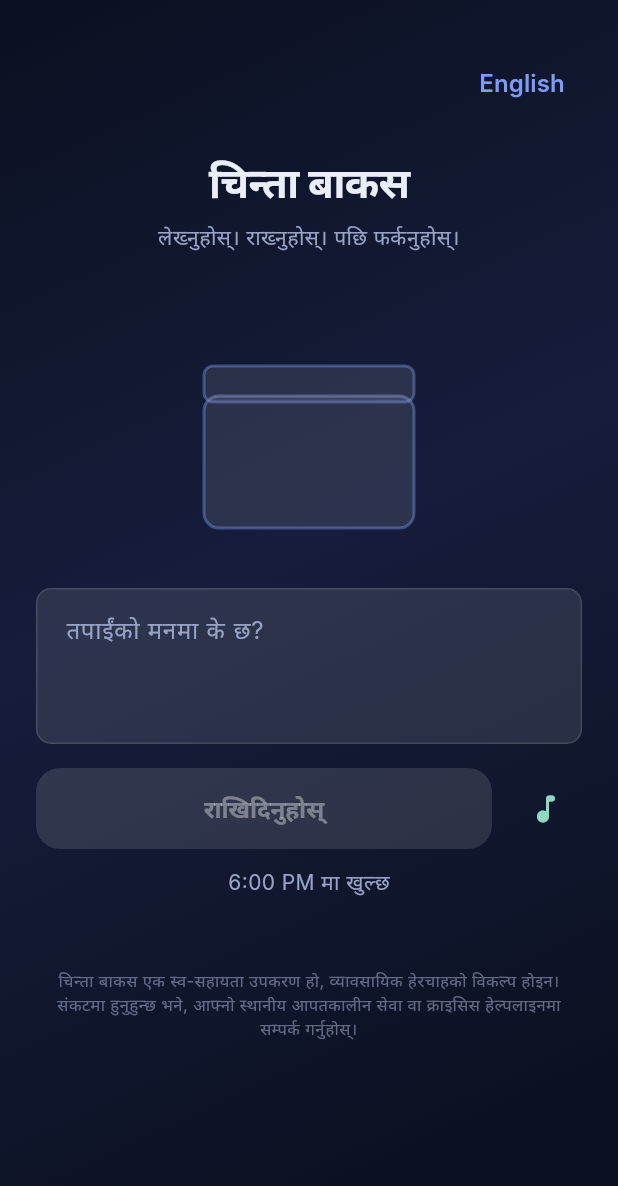
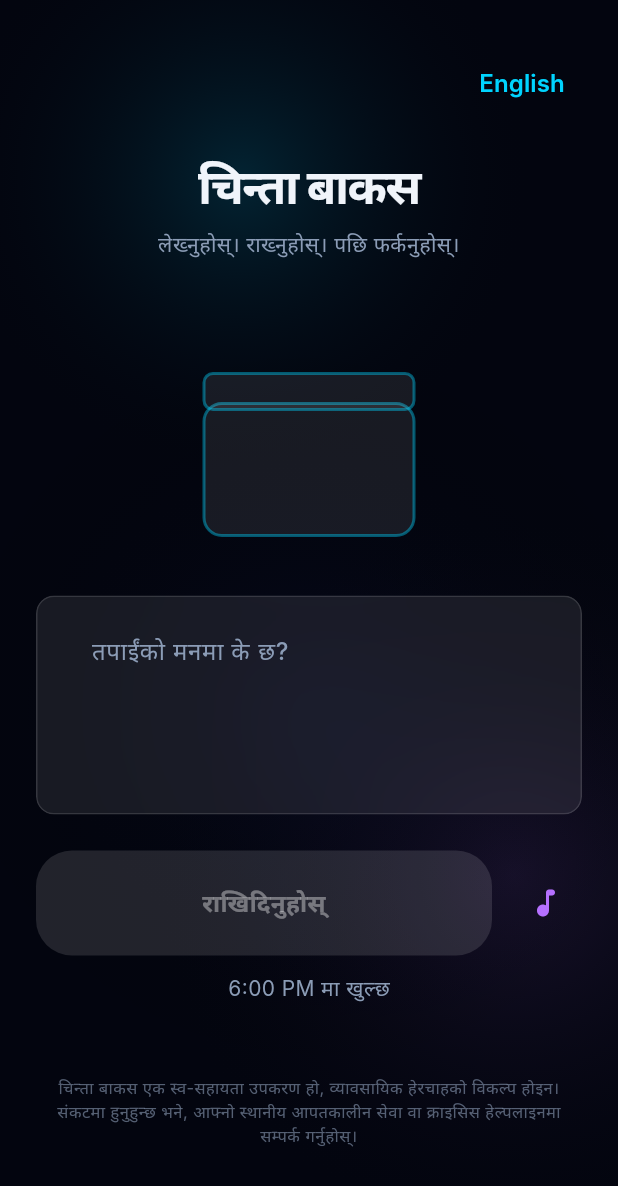
Before and after one commit to prashantgaihre5/Worry-Box, a Flutter app: the screen it shows after launch, after a tap on "नेपाली", on a phone screen of 412 x 824 dp. Shown: the top 1186 px of the screen. Run offline on Flutter 3.47's test engine with Material 3 defaults, Android fonts, the phone set to English and light mode, and no system bars; our stand-ins replace audioplayers, shared_preferences; Roboto replaces fonts that are missing (Inter).

Commit message:
feat: premium glassmorphism ui and animated aurora background

```diff
--- a/app/lib/main.dart
+++ b/app/lib/main.dart
@@ -207,7 +207,7 @@ class _WorryBoxAppState extends State<WorryBoxApp> with WidgetsBindingObserver {
   }
 }
 
-/// Slow-breathing animated gradient background.
+/// Slow-breathing animated gradient background with Aurora orbs.
 class _AnimatedBackground extends StatefulWidget {
   const _AnimatedBackground();
 
@@ -224,7 +224,7 @@ class _AnimatedBackgroundState extends State<_AnimatedBackground>
     super.initState();
     _controller = AnimationController(
       vsync: this,
-      duration: const Duration(seconds: 20),
+      duration: const Duration(seconds: 15),
     )..repeat(reverse: true);
   }
 
@@ -236,31 +236,72 @@ class _AnimatedBackgroundState extends State<_AnimatedBackground>
 
   @override
   Widget build(BuildContext context) {
-    return AnimatedBuilder(
+    return Container(
+      color: AppColors.bg0,
+      child: AnimatedBuilder(
         animation: _controller,
         builder: (context, child) {
-        return Container(
+          final t = _controller.value;
+          return Stack(
+            children: [
+              // Cyan Orb
+              Positioned(
+                left: -100 + (t * 100),
+                top: -50 - (t * 50),
+                child: Container(
+                  width: 400,
+                  height: 400,
                   decoration: BoxDecoration(
-            gradient: LinearGradient(
-              begin: Alignment.topLeft,
-              end: Alignment(
-                0.5 + _controller.value * 0.5,
-                1.0 - _controller.value * 0.3,
-              ),
-              colors: const [
-                AppColors.bg0,
-                AppColors.bg1,
-                AppColors.bg0,
-              ],
-              stops: [
-                0.0,
-                0.3 + _controller.value * 0.4,
-                1.0,
+                    shape: BoxShape.circle,
+                    gradient: RadialGradient(
+                      colors: [
+                        AppColors.accent.withValues(alpha: 0.15),
+                        Colors.transparent,
                       ],
                     ),
                   ),
+                ),
+              ),
+              // Violet Orb
+              Positioned(
+                right: -150 - (t * 50),
+                bottom: -100 + (t * 150),
+                child: Container(
+                  width: 500,
+                  height: 500,
+                  decoration: BoxDecoration(
+                    shape: BoxShape.circle,
+                    gradient: RadialGradient(
+                      colors: [
+                        AppColors.accentSoft.withValues(alpha: 0.12),
+                        Colors.transparent,
+                      ],
+                    ),
+                  ),
+                ),
+              ),
+              // Optional third deep blue orb in center
+              Positioned(
+                left: MediaQuery.of(context).size.width / 2 - 250,
+                top: MediaQuery.of(context).size.height / 2 - 250 + (t * 100),
+                child: Container(
+                  width: 500,
+                  height: 500,
+                  decoration: BoxDecoration(
+                    shape: BoxShape.circle,
+                    gradient: RadialGradient(
+                      colors: [
+                        AppColors.bg1.withValues(alpha: 0.4),
+                        Colors.transparent,
+                      ],
+                    ),
+                  ),
+                ),
+              ),
+            ],
           );
         },
+      ),
     );
   }
 }
--- a/app/lib/screens/capture_screen.dart
+++ b/app/lib/screens/capture_screen.dart
@@ -4,6 +4,7 @@ import '../services/storage.dart';
 import '../services/audio_service.dart';
 import '../theme.dart';
 import '../widgets/box_animation.dart';
+import '../widgets/glass_card.dart';
 
 /// CAPTURE view — the default state when no worries are pending.
 ///
@@ -133,11 +134,18 @@ class _CaptureScreenState extends State<CaptureScreen> {
           const SizedBox(height: AppSpacing.sp8),
 
           // ── Text input ──
-          TextField(
+          GlassCard(
+            isFocused: _controller.text.isNotEmpty,
+            padding: const EdgeInsets.symmetric(
+              horizontal: AppSpacing.sp4,
+              vertical: AppSpacing.sp2,
+            ),
+            child: TextField(
               controller: _controller,
-            maxLines: 3,
+              maxLines: 4,
               maxLength: 280,
               onChanged: (_) => setState(() {}),
+              style: Theme.of(context).textTheme.bodyLarge,
               decoration: InputDecoration(
                 hintText: AppStrings.get('placeholder', locale: _locale),
                 counterText: _controller.text.length > 240
@@ -145,17 +153,36 @@ class _CaptureScreenState extends State<CaptureScreen> {
                     : '',
               ),
             ),
+          ),
 
-          const SizedBox(height: AppSpacing.sp4),
+          const SizedBox(height: AppSpacing.sp6),
 
           // ── Action buttons row ──
           Row(
             children: [
               // Put it away
               Expanded(
+                child: AnimatedContainer(
+                  duration: AppDurations.fast,
+                  decoration: BoxDecoration(
+                    borderRadius: BorderRadius.circular(AppShape.radius),
+                    boxShadow: _controller.text.trim().isNotEmpty
+                        ? [
+                            BoxShadow(
+                              color: AppColors.accent.withValues(alpha: 0.3),
+                              blurRadius: 16,
+                              offset: const Offset(0, 4),
+                            )
+                          ]
+                        : [],
+                  ),
                   child: ElevatedButton(
                     onPressed: _controller.text.trim().isEmpty ? null : _submitWorry,
+                    child: Padding(
+                      padding: const EdgeInsets.symmetric(vertical: AppSpacing.sp2),
                       child: Text(AppStrings.get('submitButton', locale: _locale)),
+                    ),
+                  ),
                 ),
               ),
               const SizedBox(width: AppSpacing.sp3),
--- a/app/lib/screens/locked_screen.dart
+++ b/app/lib/screens/locked_screen.dart
@@ -7,6 +7,7 @@ import '../services/storage.dart';
 import '../services/state.dart';
 import '../theme.dart';
 import '../widgets/box_animation.dart';
+import '../widgets/glass_card.dart';
 
 /// LOCKED view — shown when pending worries exist and the unlock time hasn't arrived.
 ///
@@ -153,17 +154,43 @@ class _LockedScreenState extends State<LockedScreen> with WidgetsBindingObserver
             textAlign: TextAlign.center,
           ),
 
-          const SizedBox(height: AppSpacing.sp4),
+          const SizedBox(height: AppSpacing.sp8),
 
           // ── Countdown ──
           if (_countdown.isNotEmpty)
+            AnimatedContainer(
+              duration: const Duration(seconds: 1),
+              curve: Curves.easeInOut,
+              decoration: BoxDecoration(
+                shape: BoxShape.circle,
+                boxShadow: [
+                  BoxShadow(
+                    color: AppColors.accent.withValues(alpha: 0.2),
+                    blurRadius: 40,
+                    spreadRadius: 10,
+                  )
+                ],
+              ),
+              child: GlassCard(
+                borderRadius: 100,
+                padding: const EdgeInsets.all(AppSpacing.sp8),
+                child: Center(
+                  child: Column(
+                    children: [
+                      const Icon(Icons.lock_outline_rounded, color: AppColors.accent, size: 32),
+                      const SizedBox(height: AppSpacing.sp2),
                       Text(
-              AppStrings.format('lockedCountdown', {'time': _countdown}, locale: locale),
+                        _countdown,
                         style: Theme.of(context).textTheme.headlineLarge?.copyWith(
-                    color: AppColors.accent,
+                              color: AppColors.text,
                               fontFeatures: [const FontFeature.tabularFigures()],
                             ),
                         textAlign: TextAlign.center,
+                      ),
+                    ],
+                  ),
+                ),
+              ),
             ),
 
           const SizedBox(height: AppSpacing.sp3),
@@ -185,46 +212,55 @@ class _LockedScreenState extends State<LockedScreen> with WidgetsBindingObserver
             opacity: _consolationOpacity,
             duration: AppDurations.base,
             child: _consolationText.isNotEmpty
-                ? Container(
+                ? GlassCard(
                     padding: const EdgeInsets.symmetric(
                       horizontal: AppSpacing.sp4,
-                      vertical: AppSpacing.sp3,
+                      vertical: AppSpacing.sp4,
                     ),
-                    decoration: BoxDecoration(
-                      color: AppColors.accentSoft.withValues(alpha: 0.15),
-                      borderRadius: BorderRadius.circular(AppShape.radiusSm),
-                    ),
+                    child: Row(
+                      children: [
+                        const Icon(Icons.auto_awesome_rounded, color: AppColors.accentSoft),
+                        const SizedBox(width: AppSpacing.sp3),
+                        Expanded(
                           child: Text(
                             _consolationText,
                             style: Theme.of(context).textTheme.bodyLarge?.copyWith(
                                   color: AppColors.accentSoft,
                                 ),
-                      textAlign: TextAlign.center,
+                          ),
+                        ),
+                      ],
                     ),
                   )
                 : const SizedBox.shrink(),
           ),
 
-          const SizedBox(height: AppSpacing.sp8),
+          const SizedBox(height: AppSpacing.sp12),
 
-          // ── Secondary input ──
+          // ── Quick add (secondary input) ──
           Text(
-            AppStrings.get('lockedSubInput', locale: locale),
+            AppStrings.get('lockedAddMore', locale: locale),
             style: Theme.of(context).textTheme.bodyMedium,
+            textAlign: TextAlign.center,
           ),
           const SizedBox(height: AppSpacing.sp2),
           Row(
             children: [
               Expanded(
+                child: GlassCard(
+                  isFocused: _controller.text.isNotEmpty,
+                  padding: const EdgeInsets.symmetric(horizontal: AppSpacing.sp3),
                   child: TextField(
                     controller: _controller,
                     maxLength: 280,
+                    onChanged: (_) => setState(() {}),
                     decoration: InputDecoration(
                       hintText: AppStrings.get('placeholder', locale: locale),
                       counterText: '',
                       isDense: true,
                     ),
                     onSubmitted: (_) => _addMoreWorry(),
+                  ),
                 ),
               ),
               const SizedBox(width: AppSpacing.sp2),
--- a/app/lib/screens/reveal_screen.dart
+++ b/app/lib/screens/reveal_screen.dart
@@ -3,6 +3,7 @@ import '../l10n/app_strings.dart';
 import '../models/worry.dart';
 import '../services/storage.dart';
 import '../theme.dart';
+import '../widgets/glass_card.dart';
 
 /// REVEAL view — shown when one or more worries have passed their unlock time.
 ///
@@ -165,17 +166,13 @@ class _WorryCardState extends State<_WorryCard>
       child: AnimatedOpacity(
         duration: AppDurations.base,
         opacity: _opacity,
-        child: Container(
-          margin: const EdgeInsets.only(bottom: AppSpacing.sp4),
-          padding: const EdgeInsets.all(AppSpacing.sp4),
-          decoration: BoxDecoration(
-            color: AppColors.surfaceStrong,
-            borderRadius: BorderRadius.circular(AppShape.radius),
-            border: Border.all(color: AppColors.border),
-          ),
-          child: Column(
-            crossAxisAlignment: CrossAxisAlignment.start,
-            children: [
+        child: Padding(
+          padding: const EdgeInsets.only(bottom: AppSpacing.sp4),
+          child: GlassCard(
+            padding: const EdgeInsets.all(AppSpacing.sp4),
+            child: Column(
+              crossAxisAlignment: CrossAxisAlignment.start,
+              children: [
               // ── Worry text ──
               Text(
                 widget.worry.text,
--- a/app/lib/theme.dart
+++ b/app/lib/theme.dart
@@ -1,18 +1,26 @@
 import 'package:flutter/material.dart';
 
-/// Design tokens from SPEC.md §7.
-/// All colors, text styles, and shapes are defined here.
+/// Advanced Premium Dark Theme Tokens
 class AppColors {
-  static const bg0 = Color(0xFF0B1020);
-  static const bg1 = Color(0xFF151D3B);
+  // Deep space/aurora backgrounds
+  static const bg0 = Color(0xFF03050F);
+  static const bg1 = Color(0xFF0A0F2C);
+
+  // Glassmorphic surfaces
   static const surface = Color(0x0FFFFFFF);       // 6% white
-  static const surfaceStrong = Color(0x1AFFFFFF);  // 10% white
-  static const border = Color(0x1FFFFFFF);         // 12% white
-  static const text = Color(0xFFEAEEF7);
-  static const textMuted = Color(0xFF97A3C4);
-  static const accent = Color(0xFF7C9CF5);
-  static const accentSoft = Color(0xFF8FD9C2);
-  static const error = Color(0xFFFF6B6B);
+  static const surfaceStrong = Color(0x15FFFFFF);  // 8% white
+  static const glassBorder = Color(0x20FFFFFF);    // 12% white for glass edges
+  static const border = Color(0x1AFFFFFF);
+
+  // Text
+  static const text = Color(0xFFF0F4FA);
+  static const textMuted = Color(0xFF8B9CB6);
+
+  // Neon / Aurora accents
+  static const accent = Color(0xFF00D4FF);        // Glowing Cyan
+  static const accentSoft = Color(0xFFB570FF);    // Soft Violet/Pink
+
+  static const error = Color(0xFFFF5252);
 }
 
 /// Spacing scale (4px base).
@@ -28,57 +36,60 @@ class AppSpacing {
 
 /// Shape constants.
 class AppShape {
-  static const double radius = 16;
-  static const double radiusSm = 10;
-  static const double blur = 14;
+  static const double radius = 24;
+  static const double radiusSm = 12;
+  static const double blur = 24; // Deeper blur for premium glass
 }
 
 /// Duration constants for animations.
 class AppDurations {
-  static const fast = Duration(milliseconds: 180);
-  static const base = Duration(milliseconds: 400);
-  static const seal = Duration(milliseconds: 700);
+  static const fast = Duration(milliseconds: 200);
+  static const base = Duration(milliseconds: 500);
+  static const seal = Duration(milliseconds: 800);
 }
 
 /// Curves for animations.
 class AppCurves {
-  static const easeOut = Curves.easeOutCubic;
-  static const seal = Curves.easeInOutCubic;
+  static const easeOut = Curves.easeOutCirc;
+  static const seal = Curves.easeInOutQuart;
 }
 
 /// Builds the app-wide ThemeData.
 ThemeData buildAppTheme() {
   return ThemeData(
     brightness: Brightness.dark,
-    scaffoldBackgroundColor: Colors.transparent,
+    scaffoldBackgroundColor: Colors.transparent, // Background rendered by Aurora
     fontFamily: 'Inter',
     colorScheme: const ColorScheme.dark(
       primary: AppColors.accent,
       secondary: AppColors.accentSoft,
-      surface: AppColors.bg1,
+      surface: AppColors.surface,
       error: AppColors.error,
     ),
     textTheme: const TextTheme(
       headlineLarge: TextStyle(
-        fontSize: 28,
+        fontSize: 32,
+        fontWeight: FontWeight.w800,
+        color: AppColors.text,
+        letterSpacing: -1.0,
+      ),
+      headlineMedium: TextStyle(
+        fontSize: 24,
         fontWeight: FontWeight.w700,
         color: AppColors.text,
         letterSpacing: -0.5,
       ),
-      headlineMedium: TextStyle(
-        fontSize: 22,
-        fontWeight: FontWeight.w600,
-        color: AppColors.text,
-      ),
       bodyLarge: TextStyle(
         fontSize: 16,
-        fontWeight: FontWeight.w400,
+        fontWeight: FontWeight.w500,
         color: AppColors.text,
+        height: 1.5,
       ),
       bodyMedium: TextStyle(
         fontSize: 14,
         fontWeight: FontWeight.w400,
         color: AppColors.textMuted,
+        height: 1.4,
       ),
       labelLarge: TextStyle(
         fontSize: 16,
@@ -88,8 +99,9 @@ ThemeData buildAppTheme() {
     ),
     elevatedButtonTheme: ElevatedButtonThemeData(
       style: ElevatedButton.styleFrom(
-        backgroundColor: AppColors.accent,
+        backgroundColor: AppColors.text,
         foregroundColor: AppColors.bg0,
+        elevation: 0,
         padding: const EdgeInsets.symmetric(
           horizontal: AppSpacing.sp8,
           vertical: AppSpacing.sp4,
@@ -99,26 +111,18 @@ ThemeData buildAppTheme() {
         ),
         textStyle: const TextStyle(
           fontSize: 16,
-          fontWeight: FontWeight.w600,
+          fontWeight: FontWeight.w700,
+          letterSpacing: 0.2,
         ),
       ),
     ),
     inputDecorationTheme: InputDecorationTheme(
       filled: true,
-      fillColor: AppColors.surfaceStrong,
+      fillColor: Colors.transparent, // Controlled by GlassCard instead
       hintStyle: const TextStyle(color: AppColors.textMuted),
-      border: OutlineInputBorder(
-        borderRadius: BorderRadius.circular(AppShape.radiusSm),
-        borderSide: const BorderSide(color: AppColors.border),
-      ),
-      enabledBorder: OutlineInputBorder(
-        borderRadius: BorderRadius.circular(AppShape.radiusSm),
-        borderSide: const BorderSide(color: AppColors.border),
-      ),
-      focusedBorder: OutlineInputBorder(
-        borderRadius: BorderRadius.circular(AppShape.radiusSm),
-        borderSide: const BorderSide(color: AppColors.accent, width: 2),
-      ),
+      border: InputBorder.none,
+      enabledBorder: InputBorder.none,
+      focusedBorder: InputBorder.none,
       contentPadding: const EdgeInsets.all(AppSpacing.sp4),
     ),
   );
--- /dev/null
+++ b/app/lib/widgets/glass_card.dart
@@ -0,0 +1,43 @@
+import 'dart:ui';
+import 'package:flutter/material.dart';
+import '../theme.dart';
+
+/// A premium glassmorphic card widget.
+/// Applies a backdrop blur, translucent background, and subtle frosted border.
+class GlassCard extends StatelessWidget {
+  final Widget child;
+  final EdgeInsetsGeometry? padding;
+  final double borderRadius;
+  final bool isFocused;
+
+  const GlassCard({
+    super.key,
+    required this.child,
+    this.padding,
+    this.borderRadius = AppShape.radiusSm,
+    this.isFocused = false,
+  });
+
+  @override
+  Widget build(BuildContext context) {
+    return ClipRRect(
+      borderRadius: BorderRadius.circular(borderRadius),
+      child: BackdropFilter(
+        filter: ImageFilter.blur(sigmaX: AppShape.blur, sigmaY: AppShape.blur),
+        child: AnimatedContainer(
+          duration: AppDurations.fast,
+          padding: padding ?? const EdgeInsets.all(AppSpacing.sp4),
+          decoration: BoxDecoration(
+            color: AppColors.surfaceStrong,
+            borderRadius: BorderRadius.circular(borderRadius),
+            border: Border.all(
+              color: isFocused ? AppColors.accent : AppColors.glassBorder,
+              width: isFocused ? 1.5 : 1.0,
+            ),
+          ),
+          child: child,
+        ),
+      ),
+    );
+  }
+}
```
Lines whose indentation alone changed are shown as unchanged.
